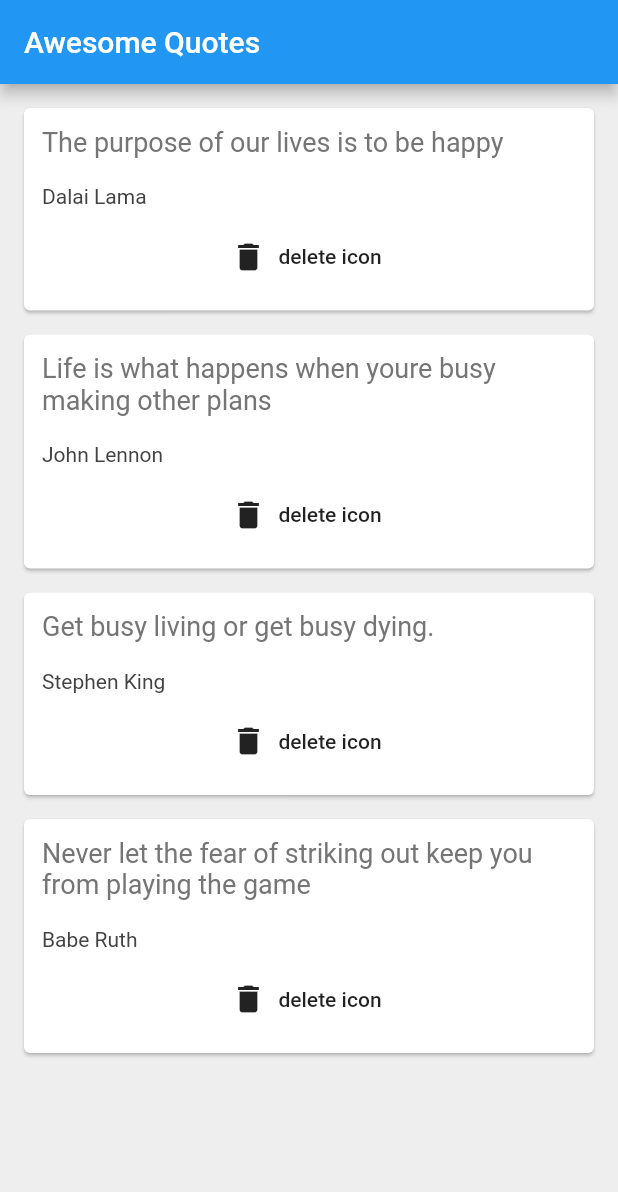
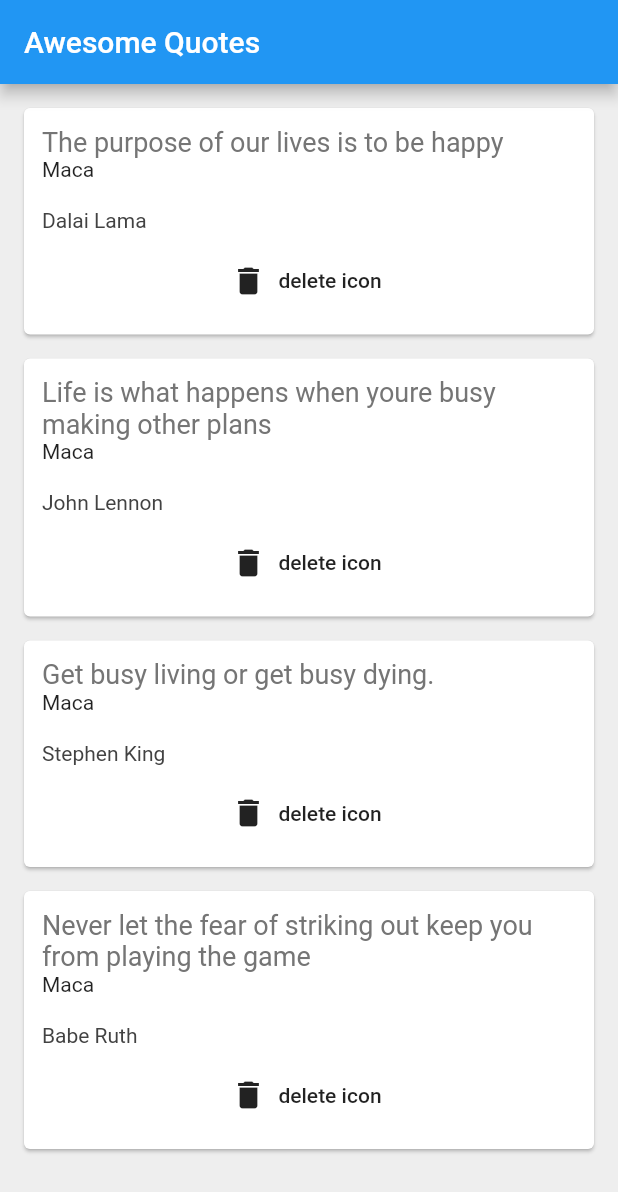
Before and after one commit to Noamagnus/quotes_ninja, a Flutter app: the screen it shows after launch, on a phone screen of 412 x 824 dp. Shown: the top 1192 px of the screen. Run offline on Flutter 3.47's test engine with Material 2 defaults, Android fonts, the light colour scheme and no system bars.

Commit message:
ubcio text maca u quote card

```diff
--- a/lib/quote_card.dart
+++ b/lib/quote_card.dart
@@ -24,6 +24,7 @@ class QuoteCard extends StatelessWidget {
                 color: Colors.grey[600],
               ),
             ),
+            Text('Maca'),
             SizedBox(
               height: 18,
             ),
```
